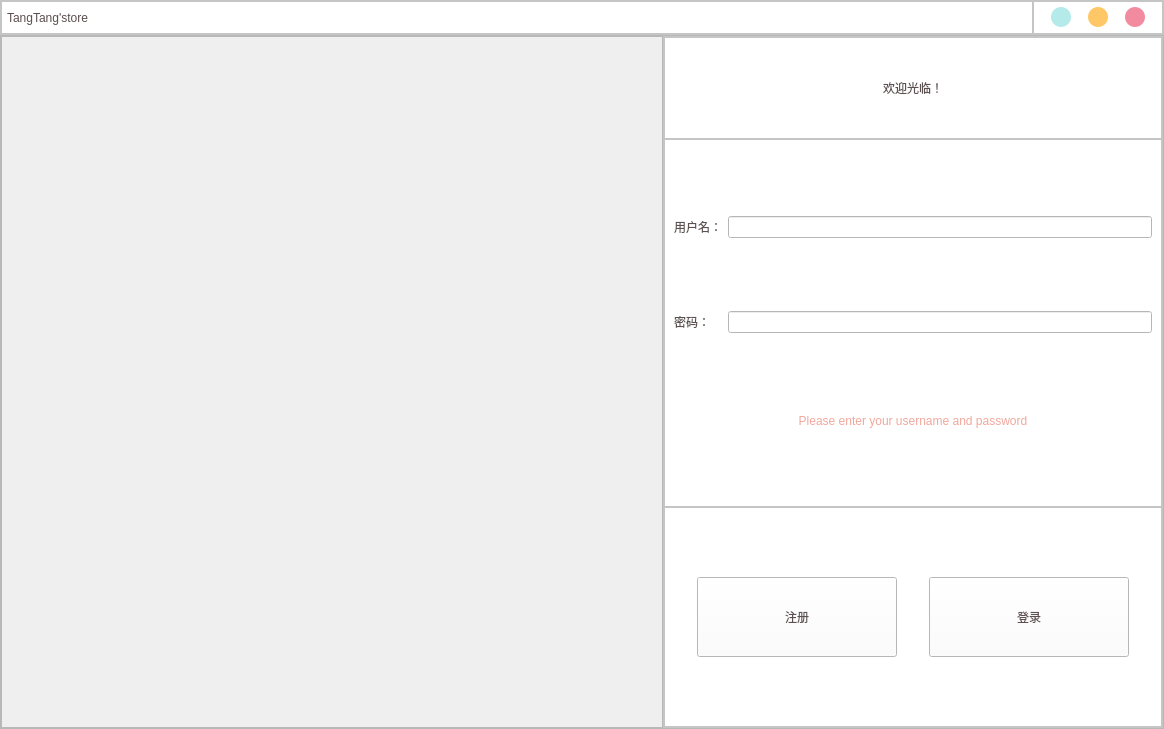
Qt form loginwindow.ui (nanjingblue/Pancake-stall) before a commit.
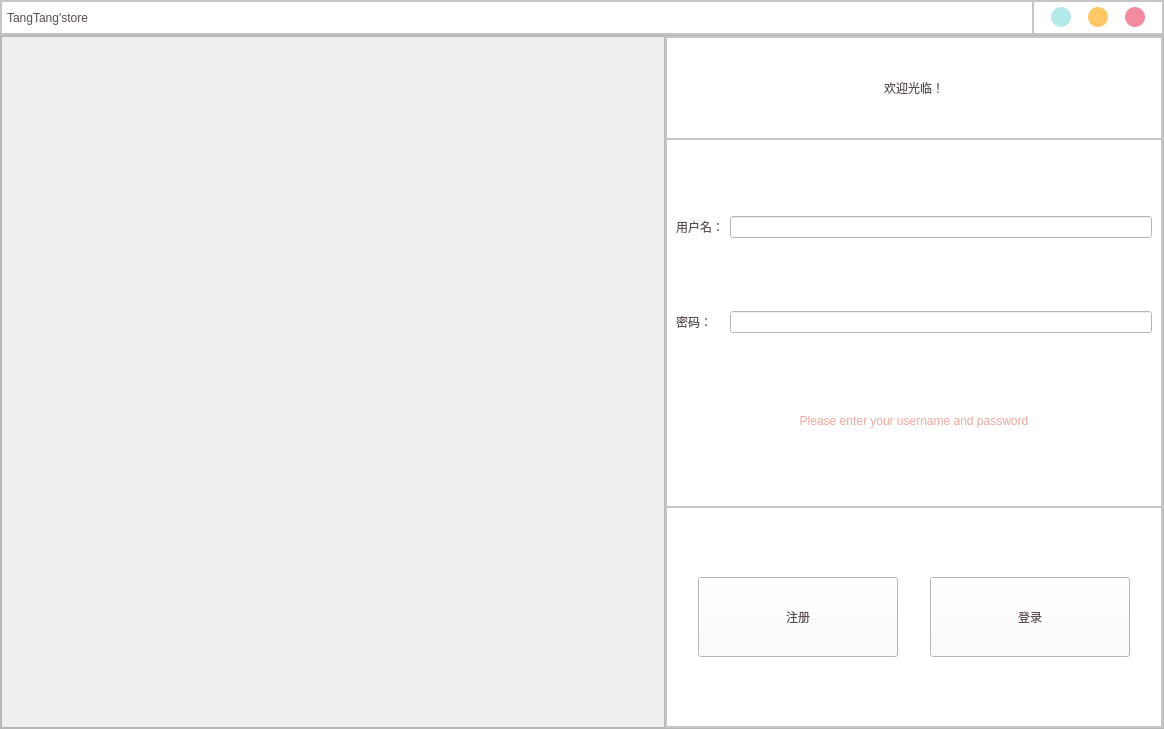
The same form after that commit. Icons and pictures are not drawn. Custom widgets are drawn as their Qt base class.

Diff of the .ui file:
```diff
--- a/loginwindow.ui
+++ b/loginwindow.ui
@@ -19,6 +19,9 @@
   <property name="windowTitle">
    <string>Form</string>
   </property>
+  <property name="styleSheet">
+   <string notr="true">#LoginWindow{border-radius: 8px;}</string>
+  </property>
   <layout class="QVBoxLayout" name="verticalLayout">
    <property name="spacing">
     <number>0</number>
@@ -246,7 +249,7 @@
      <property name="frameShadow">
       <enum>QFrame::Raised</enum>
      </property>
-     <layout class="QHBoxLayout" name="horizontalLayout">
+     <layout class="QHBoxLayout" name="horizontalLayout" stretch="1335,1000">
       <property name="spacing">
        <number>0</number>
       </property>
@@ -282,7 +285,7 @@
        <widget class="QFrame" name="frame_2">
         <property name="maximumSize">
          <size>
-          <width>500</width>
+          <width>16777215</width>
           <height>16777215</height>
          </size>
         </property>
```
